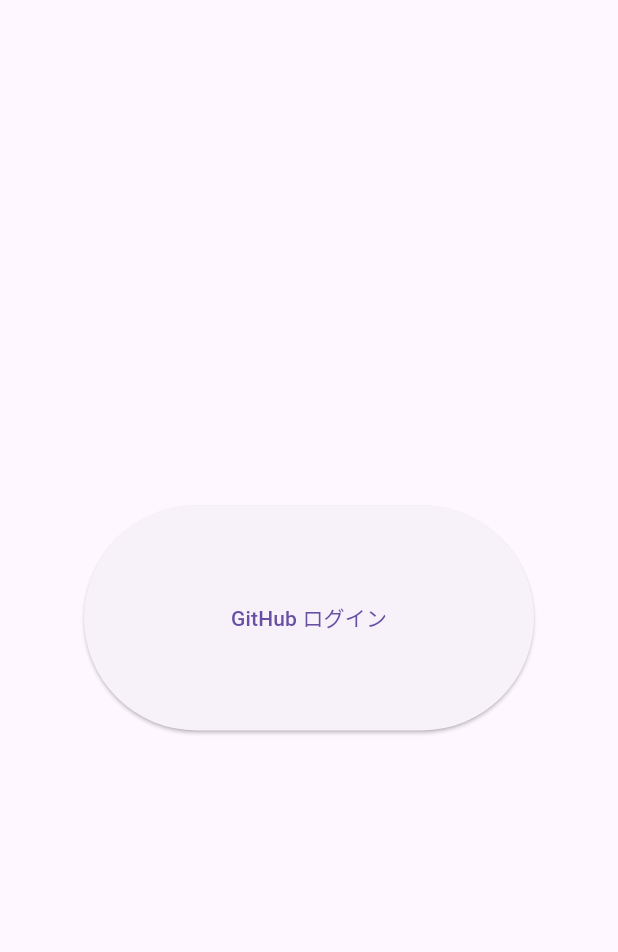
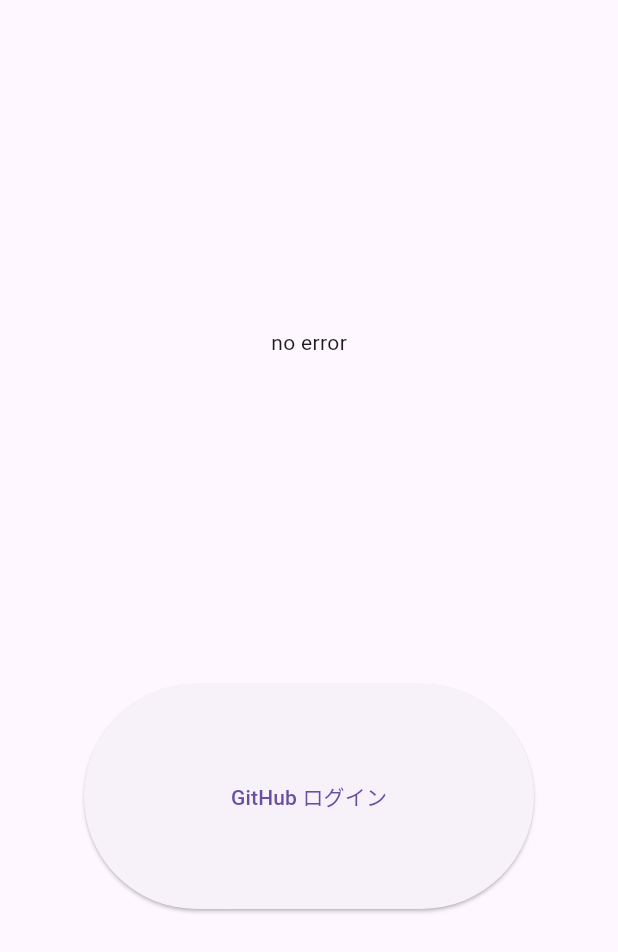
Before and after one commit to Umigishi-Aoi/bbs_firebase, a Flutter app: the screen it shows after launch, on a phone screen of 412 x 824 dp. Shown: the top 952 px of the screen. Run offline on Flutter 3.47's test engine with Material 2 defaults, Android fonts, the phone set to English and light mode, and no system bars; our stand-ins replace cloud_firestore, firebase_auth, firebase_core; accounts and stored records are empty; statements that could not run were skipped.

Commit message:
error handling

```diff
--- a/lib/main.dart
+++ b/lib/main.dart
@@ -38,6 +38,7 @@
 
 class _MyWidgetState extends State<MyWidget> {
   auth.User? currentUser;
+  String error = 'no error';
   @override
   void initState() {
     auth.FirebaseAuth.instance.authStateChanges().listen((auth.User? user) {
@@ -56,6 +57,7 @@
           child: Column(
             mainAxisAlignment: MainAxisAlignment.spaceEvenly,
             children: [
+              Text(error),
               SizedBox(
                 width: 300,
                 height: 150,
@@ -63,8 +65,12 @@
                   onPressed: () async {
                     auth.GithubAuthProvider githubProvider =
                         auth.GithubAuthProvider();
-                    await auth.FirebaseAuth.instance
-                        .signInWithRedirect(githubProvider);
+                    try {
+                      await auth.FirebaseAuth.instance
+                          .signInWithRedirect(githubProvider);
+                    } catch (e) {
+                      error = e.toString();
+                    }
                   },
                   child: const Text('GitHub ログイン'),
                 ),
```
